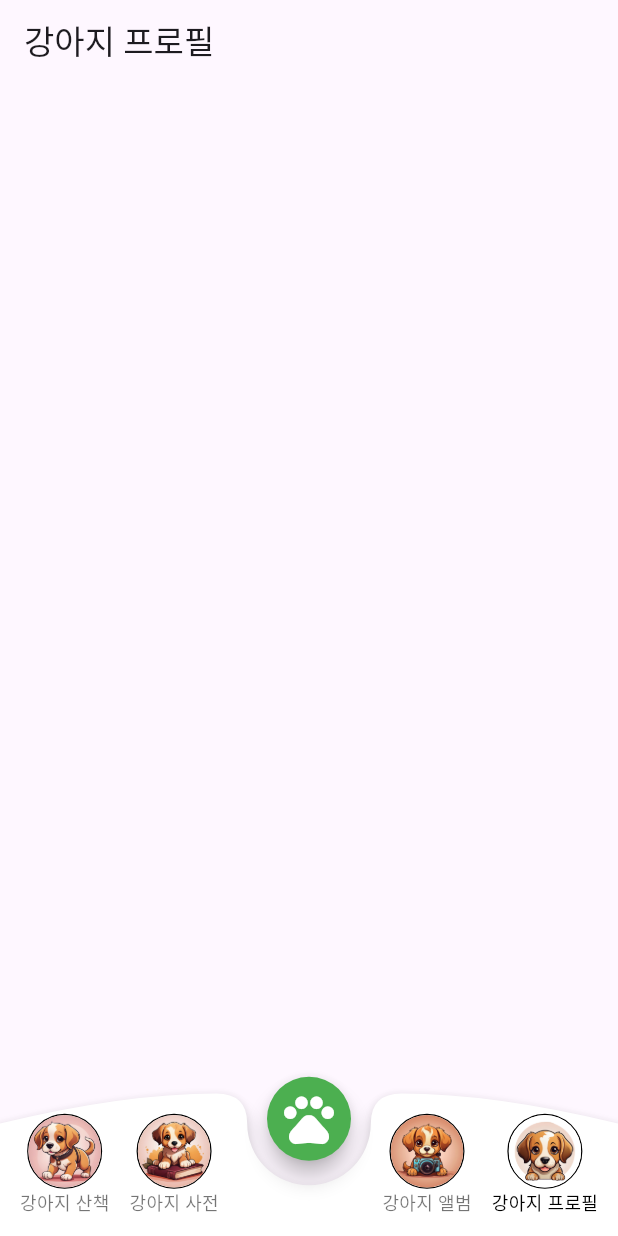
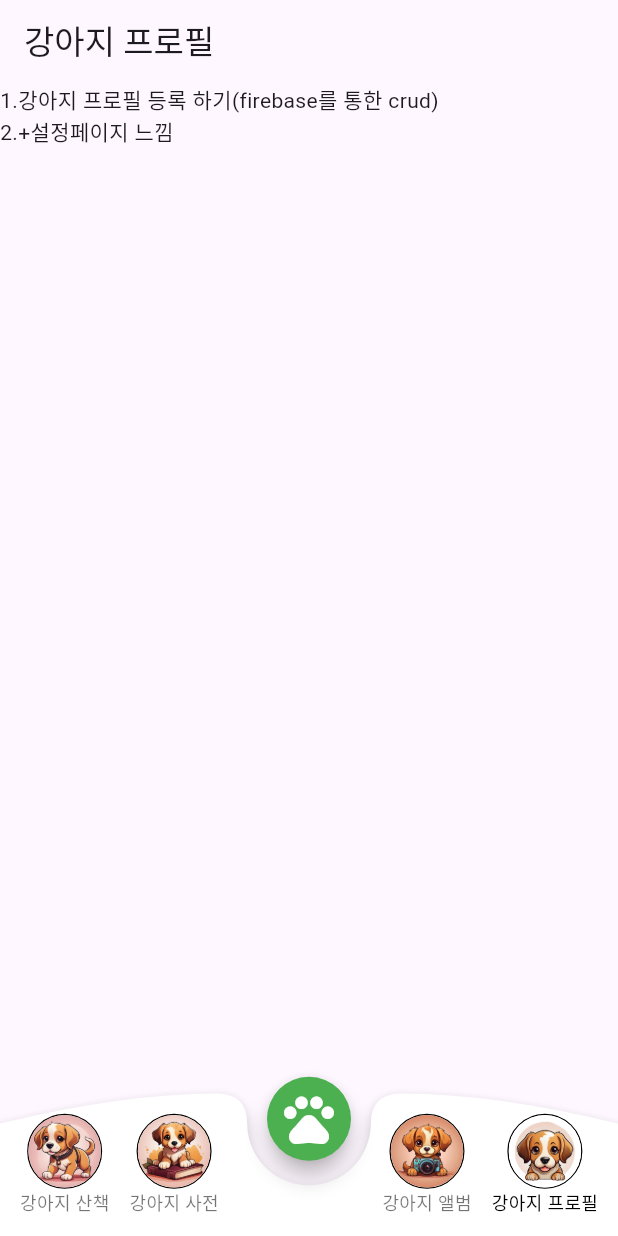
Before and after one commit to jeonghunlee99/Dog-Breed-Identification, a Flutter app: the screen it shows after launch, item 4 of the bottom bar chosen, on a phone screen of 412 x 824 dp. Run offline on Flutter 3.47's test engine with Material 3 defaults, Android fonts, the phone set to English and light mode, and no system bars; our stand-ins replace flutter_riverpod, image_picker.

Commit message:
강아지 프로필 관련 기획

```diff
--- a/lib/dog_profile.dart
+++ b/lib/dog_profile.dart
@@ -16,7 +16,7 @@ class _ProfilePageState extends State<ProfilePage> {
   Widget build(BuildContext context) {
     return Scaffold(
       appBar: AppBar(title: const Text('강아지 프로필')),
-      body: Center(),
+      body: Text("1.강아지 프로필 등록 하기(firebase를 통한 crud) \n2.+설정페이지 느낌 "),
       bottomNavigationBar: CustomBottomNavBar(
         currentIndex: _currentIndex,
         onTap: (index) {
```
